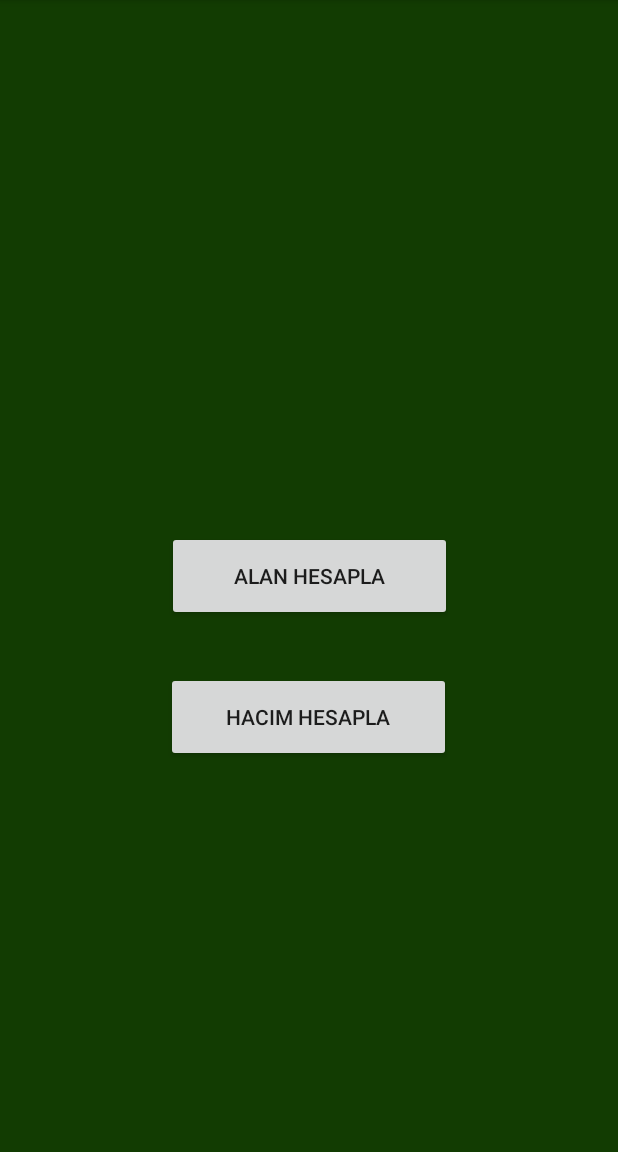
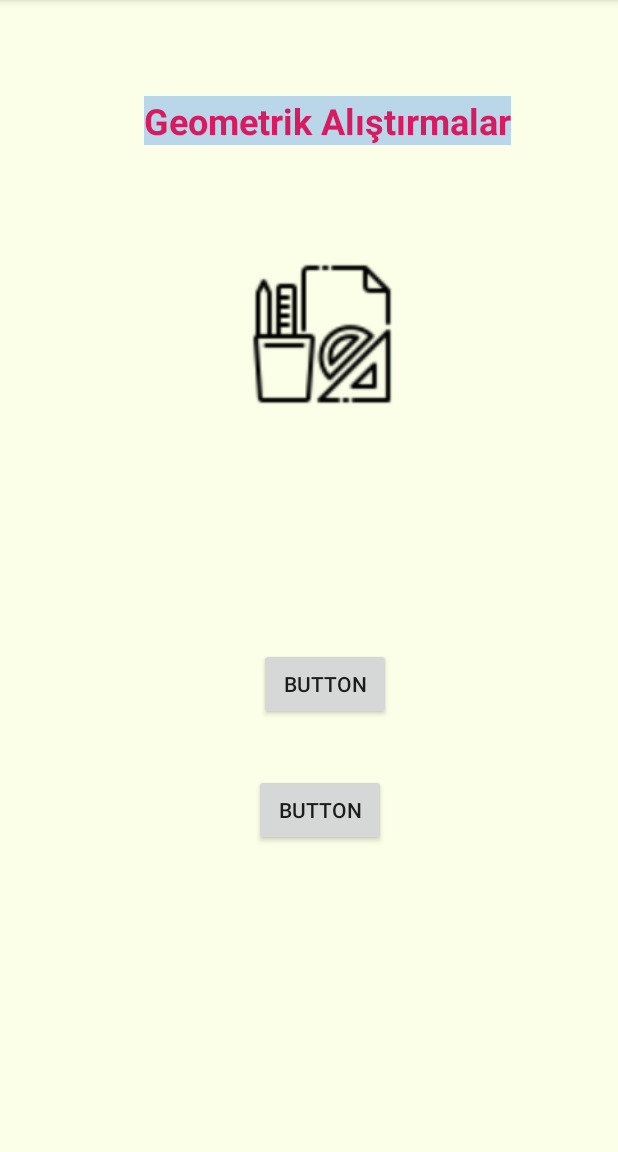
Before and after one commit to mervenurerdogan/MathApp, an Android app: the GeoActivity screen opened directly, with no data from a screen before it, on a phone screen of 412 x 824 dp, the part 84-1236 px from its top. Run offline under Robolectric (Android 15) with nearby library versions, the phone set to English and light mode, and no system bars; Roboto replaces fonts that are not available here.

Commit message:
geometryModuleImplement

```diff
--- a/app/src/main/res/layout/activity_geo.xml
+++ b/app/src/main/res/layout/activity_geo.xml
@@ -4,30 +4,60 @@
     xmlns:tools="http://schemas.android.com/tools"
     android:layout_width="match_parent"
     android:layout_height="match_parent"
-    android:background="#123C02"
+    android:background="@color/mainbtncolor5"
     tools:context=".GeoActivity">
 
 
-    <Button
-        android:id="@+id/btnArea"
-        android:layout_width="190dp"
-        android:layout_height="60dp"
-        android:text="Alan Hesapla"
+    <ImageView
+        android:id="@+id/imageView2"
+        android:layout_width="97dp"
+        android:layout_height="109dp"
         app:layout_constraintBottom_toBottomOf="parent"
         app:layout_constraintEnd_toEndOf="parent"
+        app:layout_constraintHorizontal_bias="0.528"
+        app:layout_constraintStart_toStartOf="parent"
+        app:layout_constraintTop_toTopOf="parent"
+        app:layout_constraintVertical_bias="0.255"
+        app:srcCompat="@drawable/icons8_geometry_64" />
+
+    <TextView
+        android:id="@+id/textView2"
+        android:layout_width="wrap_content"
+        android:layout_height="wrap_content"
+        android:layout_marginTop="64dp"
+        android:background="@color/mainbtncolor4"
+        android:foregroundGravity="center"
+        android:gravity="center"
+        android:text="Geometrik Alıştırmalar"
+        android:textAlignment="center"
+        android:textColor="#D81B60"
+        android:textSize="24sp"
+        android:textStyle="bold"
+        app:layout_constraintEnd_toEndOf="parent"
+        app:layout_constraintHorizontal_bias="0.575"
         app:layout_constraintStart_toStartOf="parent"
         app:layout_constraintTop_toTopOf="parent" />
 
     <Button
-        android:id="@+id/btnVolume"
-        android:layout_width="190dp"
-        android:layout_height="60dp"
-        android:layout_marginBottom="260dp"
-        android:text="Hacim Hesapla"
+        android:id="@+id/button4"
+        android:layout_width="wrap_content"
+        android:layout_height="wrap_content"
+        android:layout_marginBottom="288dp"
+        android:text="Button"
         app:layout_constraintBottom_toBottomOf="parent"
         app:layout_constraintEnd_toEndOf="parent"
-        app:layout_constraintHorizontal_bias="0.498"
+        app:layout_constraintHorizontal_bias="0.533"
         app:layout_constraintStart_toStartOf="parent" />
 
+    <Button
+        android:id="@+id/button5"
+        android:layout_width="wrap_content"
+        android:layout_height="wrap_content"
+        android:layout_marginBottom="204dp"
+        android:text="Button"
+        app:layout_constraintBottom_toBottomOf="parent"
+        app:layout_constraintEnd_toEndOf="parent"
+        app:layout_constraintHorizontal_bias="0.523"
+        app:layout_constraintStart_toStartOf="parent" />
 
 </androidx.constraintlayout.widget.ConstraintLayout>
--- a/app/src/main/res/layout/activity_open2.xml
+++ b/app/src/main/res/layout/activity_open2.xml
@@ -5,7 +5,7 @@
     android:layout_width="match_parent"
     android:layout_height="match_parent"
 
-    android:backgroundTint="@color/mainbtncolor5"
+    android:background="@color/mainbtncolor5"
     tools:context=".OpenActivity2">
 
     <Button
@@ -32,7 +32,7 @@
         android:backgroundTint="@color/mainbtncolor3"
         android:foregroundGravity="center"
         android:gravity="center"
-        android:text="Geometri Alıştırmalar"
+        android:text="Geometrik Alıştırmalar"
         android:textColor="@color/mainbtncolor6"
         android:textStyle="bold"
         app:layout_constraintBottom_toBottomOf="parent"
@@ -65,7 +65,7 @@
         android:layout_width="153dp"
         android:layout_height="160dp"
 
-        android:layout_marginTop="32dp"
+        android:layout_marginTop="72dp"
         app:layout_constraintEnd_toEndOf="parent"
         app:layout_constraintStart_toStartOf="parent"
         app:layout_constraintTop_toTopOf="parent"
@@ -73,22 +73,22 @@
 
     <TextView
         android:id="@+id/textView"
-        android:layout_width="wrap_content"
-        android:layout_height="wrap_content"
+        android:layout_width="0dp"
+        android:layout_height="0dp"
         android:layout_marginTop="50dp"
         android:layout_marginBottom="350dp"
         android:background="@color/mainbtncolor4"
         android:elegantTextHeight="false"
         android:foregroundGravity="center"
         android:gravity="center"
-        android:text="Matematik Öğrenme ve Alıştırma Uygulaması"
+        android:text="Matematik Alıştırma Uygulaması"
         android:textAlignment="gravity"
         android:textColor="#D81B60"
-        android:textSize="24sp"
+        android:textSize="30sp"
         android:textStyle="bold"
         app:layout_constraintBottom_toBottomOf="parent"
         app:layout_constraintEnd_toEndOf="parent"
-        app:layout_constraintHorizontal_bias="0.0"
         app:layout_constraintStart_toStartOf="parent"
-        app:layout_constraintTop_toBottomOf="@+id/imageView" />
+        app:layout_constraintTop_toBottomOf="@+id/imageView"
+        app:layout_constraintVertical_bias="0.0" />
 </androidx.constraintlayout.widget.ConstraintLayout>
```
Also changed, not shown: app/src/main/res/drawable/icons8_geometry_64.png (added), app/src/main/res/drawable/icons8_math_book_100.png (added).
